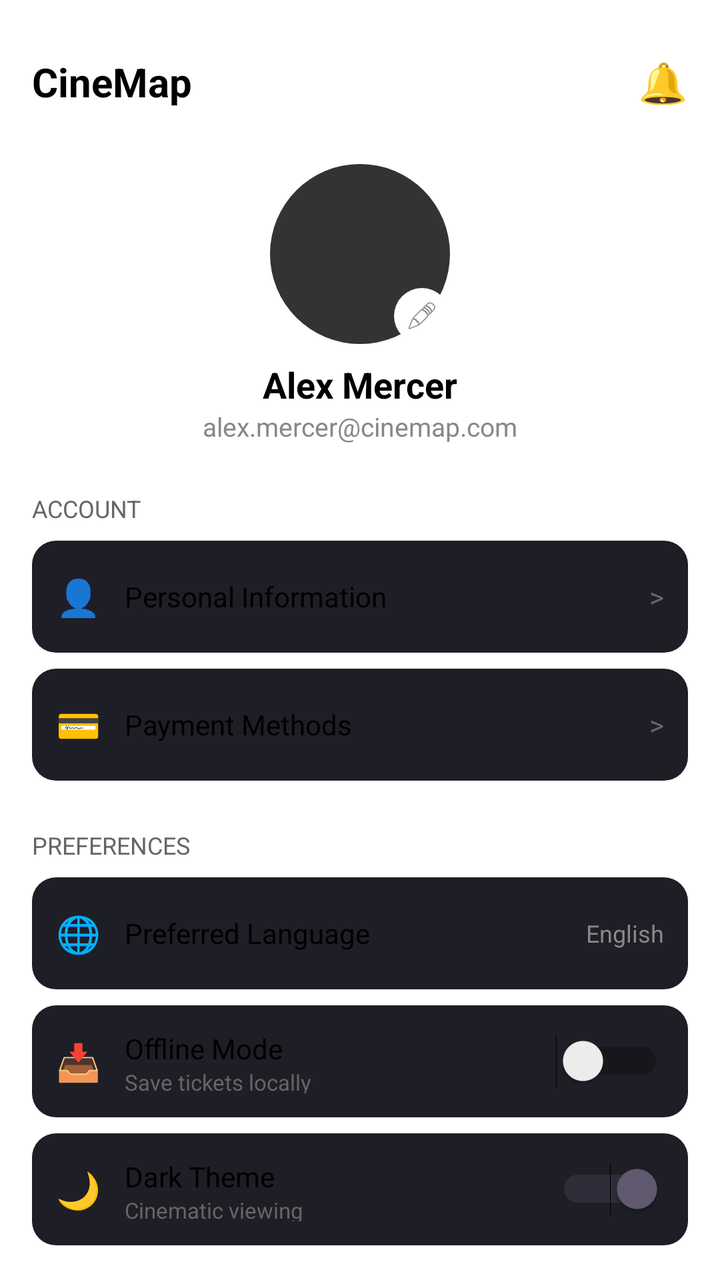
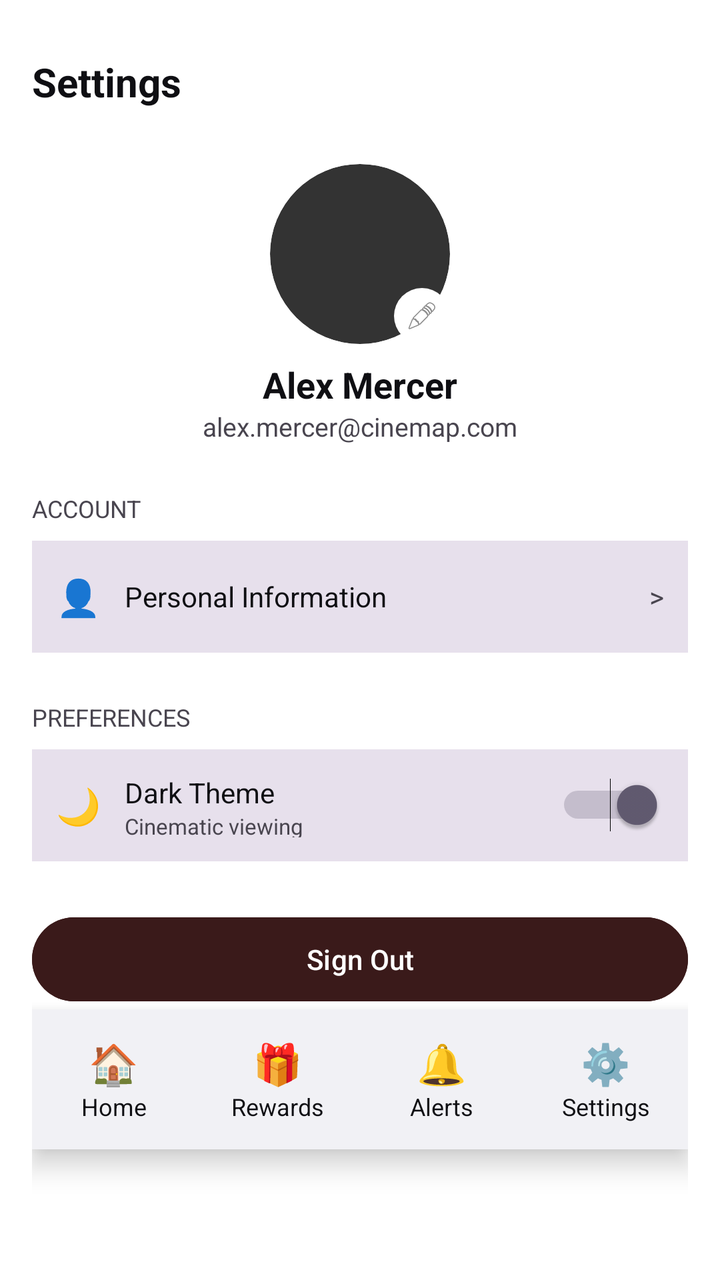

Two renders of the same Android screen: before a commit and after it. Below are the layout's source before the change and the commit's diff.
<!-- AndroidManifest.xml: application theme Theme.CineMap -->
<!-- res/layout/activity_settings.xml -->
<?xml version="1.0" encoding="utf-8"?>
<LinearLayout xmlns:android="http://schemas.android.com/apk/res/android"
    android:layout_width="match_parent"
    android:layout_height="match_parent"
    android:orientation="vertical"
    android:background="?attr/colorOnBackground"
    android:padding="16dp">

    
    <LinearLayout
        android:layout_width="match_parent"
        android:layout_height="50dp"
        android:orientation="horizontal"
        android:gravity="center_vertical">

        <TextView
            android:layout_width="0dp"
            android:layout_weight="1"
            android:layout_height="wrap_content"
            android:text="CineMap"
            android:textColor="?attr/colorText"
            android:textSize="20sp"
            android:textStyle="bold"/>

        <TextView
            android:layout_width="wrap_content"
            android:layout_height="wrap_content"
            android:text="🔔" android:textSize="20sp"/>
    </LinearLayout>

    
    <FrameLayout
        android:layout_width="90dp"
        android:layout_height="90dp"
        android:layout_gravity="center"
        android:layout_marginTop="16dp">

        <ImageView
            android:id="@+id/imgProfile"
            android:layout_width="90dp"
            android:layout_height="90dp"
            android:background="@drawable/bg_circle"
            android:scaleType="centerCrop"/>

        <ImageView
            android:id="@+id/btnEditPic"
            android:layout_width="28dp"
            android:layout_height="28dp"
            android:layout_gravity="bottom|end"
            android:background="@drawable/bg_circle_white"
            android:src="@android:drawable/ic_menu_edit"
            android:padding="6dp"/>
    </FrameLayout>

    <TextView
        android:id="@+id/txtName"
        android:layout_width="wrap_content"
        android:layout_height="wrap_content"
        android:layout_gravity="center"
        android:text="Alex Mercer"
        android:textColor="?attr/colorText"
        android:textSize="18sp"
        android:textStyle="bold"
        android:layout_marginTop="8dp"/>

    <TextView
        android:id="@+id/txtEmail"
        android:layout_width="wrap_content"
        android:layout_height="wrap_content"
        android:layout_gravity="center"
        android:text="alex.mercer@cinemap.com"
        android:textColor="#888"
        android:textSize="13sp"/>

    
    <TextView
        android:layout_width="wrap_content"
        android:layout_height="wrap_content"
        android:text="ACCOUNT"
        android:textColor="#666"
        android:textSize="12sp"
        android:layout_marginTop="24dp"/>

    <LinearLayout
        android:id="@+id/btnPersonalInfo"
        android:layout_width="match_parent"
        android:layout_height="56dp"
        android:orientation="horizontal"
        android:background="@drawable/bg_card"
        android:gravity="center_vertical"
        android:padding="12dp"
        android:layout_marginTop="8dp"
        android:clickable="true"
        android:focusable="true">

        <TextView
            android:layout_width="wrap_content"
            android:layout_height="wrap_content"
            android:text="👤"
            android:textSize="18sp"/>

        <TextView
            android:layout_width="0dp"
            android:layout_weight="1"
            android:layout_height="wrap_content"
            android:text="Personal Information"
            android:textColor="?attr/colorText"
            android:layout_marginStart="12dp"/>

        <TextView
            android:layout_width="wrap_content"
            android:layout_height="wrap_content"
            android:text=">"
            android:textColor="#666"/>
    </LinearLayout>

    <LinearLayout
        android:layout_width="match_parent"
        android:layout_height="56dp"
        android:orientation="horizontal"
        android:background="@drawable/bg_card"
        android:gravity="center_vertical"
        android:padding="12dp"
        android:layout_marginTop="8dp">

        <TextView
            android:layout_width="wrap_content"
            android:layout_height="wrap_content"
            android:text="💳" android:textSize="18sp"/>

        <TextView
            android:layout_width="0dp"
            android:layout_weight="1"
            android:layout_height="wrap_content"
            android:text="Payment Methods"
            android:textColor="?attr/colorText"
            android:layout_marginStart="12dp"/>

        <TextView
            android:layout_width="wrap_content"
            android:layout_height="wrap_content"
            android:text=">"
            android:textColor="#666"/>
    </LinearLayout>

    
    <TextView
        android:layout_width="wrap_content"
        android:layout_height="wrap_content"
        android:text="PREFERENCES"
        android:textColor="#666"
        android:textSize="12sp"
        android:layout_marginTop="24dp"/>

    <LinearLayout
        android:layout_width="match_parent"
        android:layout_height="56dp"
        android:orientation="horizontal"
        android:background="@drawable/bg_card"
        android:gravity="center_vertical"
        android:padding="12dp"
        android:layout_marginTop="8dp">

        <TextView
            android:layout_width="wrap_content"
            android:layout_height="wrap_content"
            android:text="🌐"
            android:textSize="18sp"/>

        <TextView
            android:layout_width="0dp"
            android:layout_weight="1"
            android:layout_height="wrap_content"
            android:text="Preferred Language"
            android:textColor="?attr/colorText"
            android:layout_marginStart="12dp"/>

        <TextView
            android:layout_width="wrap_content"
            android:layout_height="wrap_content"
            android:text="English"
            android:textColor="#888"
            android:textSize="12sp"/>
    </LinearLayout>

    <LinearLayout
        android:layout_width="match_parent"
        android:layout_height="56dp"
        android:orientation="horizontal"
        android:background="@drawable/bg_card"
        android:gravity="center_vertical"
        android:padding="12dp"
        android:layout_marginTop="8dp">

        <TextView
            android:layout_width="wrap_content"
            android:layout_height="wrap_content"
            android:text="📥" android:textSize="18sp"/>

        <LinearLayout
            android:layout_width="0dp"
            android:layout_weight="1"
            android:layout_height="wrap_content"
            android:orientation="vertical"
            android:layout_marginStart="12dp">

            <TextView
                android:layout_width="wrap_content"
                android:layout_height="wrap_content"
                android:text="Offline Mode"
                android:textColor="?attr/colorText"/>

            <TextView
                android:layout_width="wrap_content"
                android:layout_height="wrap_content"
                android:text="Save tickets locally"
                android:textColor="#666"
                android:textSize="11sp"/>
        </LinearLayout>

        <Switch
            android:id="@+id/switchOffline"
            android:layout_width="wrap_content"
            android:layout_height="wrap_content"/>
    </LinearLayout>

    
    <LinearLayout
        android:layout_width="match_parent"
        android:layout_height="56dp"
        android:orientation="horizontal"
        android:background="@drawable/bg_card"
        android:gravity="center_vertical"
        android:padding="12dp"
        android:layout_marginTop="8dp">

        <TextView
            android:layout_width="wrap_content"
            android:layout_height="wrap_content"
            android:text="🌙" android:textSize="18sp"/>

        <LinearLayout
            android:layout_width="0dp"
            android:layout_weight="1"
            android:layout_height="wrap_content"
            android:orientation="vertical"
            android:layout_marginStart="12dp">

            <TextView
                android:layout_width="wrap_content"
                android:layout_height="wrap_content"
                android:text="Dark Theme"
                android:textColor="?attr/colorText"/>

            <TextView
                android:layout_width="wrap_content"
                android:layout_height="wrap_content"
                android:text="Cinematic viewing"
                android:textColor="#666"
                android:textSize="11sp"/>
        </LinearLayout>
        
        <Switch
            android:id="@+id/switchTheme"
            android:layout_width="wrap_content"
            android:layout_height="wrap_content"
            android:checked="true"/>
    </LinearLayout>
    
    <Button
        android:id="@+id/btnSignOut"
        android:layout_width="match_parent"
        android:layout_height="50dp"
        android:text="Sign Out"
        android:layout_marginTop="24dp"
        android:backgroundTint="#3A1A1A"/>

    
    <include layout="@layout/layout_bottom_nav"/>
</LinearLayout>
<!-- res/layout/layout_bottom_nav.xml (included above) -->
<?xml version="1.0" encoding="utf-8"?>
<LinearLayout xmlns:android="http://schemas.android.com/apk/res/android"
    android:layout_width="match_parent"
    android:layout_height="70dp"
    android:orientation="horizontal"
    android:background="?attr/colorCard"
    android:gravity="center">

    <LinearLayout
        android:id="@+id/navHome"
        android:layout_width="0dp"
        android:layout_weight="1"
        android:layout_height="match_parent"
        android:orientation="vertical"
        android:gravity="center"
        android:clickable="true"
        android:focusable="true">

        <TextView
            android:layout_width="wrap_content"
            android:layout_height="wrap_content"
            android:text="🏠" android:textSize="20sp"/>

        <TextView
            android:layout_width="wrap_content"
            android:layout_height="wrap_content"
            android:text="Home"
            android:textColor="?attr/colorText"
            android:textSize="12sp"/>

    </LinearLayout>

    <LinearLayout
        android:id="@+id/navRewards"
        android:layout_width="0dp"
        android:layout_weight="1"
        android:layout_height="match_parent"
        android:orientation="vertical"
        android:gravity="center"
        android:clickable="true"
        android:focusable="true">

        <TextView
            android:layout_width="wrap_content"
            android:layout_height="wrap_content"
            android:text="🎁" android:textSize="20sp"/>

        <TextView
            android:layout_width="wrap_content"
            android:layout_height="wrap_content"
            android:text="Rewards"
            android:textColor="?attr/colorText"
            android:textSize="12sp"/>

    </LinearLayout>

    <LinearLayout
        android:id="@+id/navNotifications"
        android:layout_width="0dp"
        android:layout_weight="1"
        android:layout_height="match_parent"
        android:orientation="vertical"
        android:gravity="center"
        android:clickable="true"
        android:focusable="true">

        <TextView
            android:layout_width="wrap_content"
            android:layout_height="wrap_content"
            android:text="🔔"
            android:textSize="20sp"/>

        <TextView
            android:layout_width="wrap_content"
            android:layout_height="wrap_content"
            android:text="Alerts"
            android:textColor="?attr/colorText"
            android:textSize="12sp"/>

    </LinearLayout>

    <LinearLayout
        android:id="@+id/navSettings"
        android:layout_width="0dp"
        android:layout_weight="1"
        android:layout_height="match_parent"
        android:orientation="vertical"
        android:gravity="center"
        android:clickable="true"
        android:focusable="true">

        <TextView
            android:layout_width="wrap_content"
            android:layout_height="wrap_content"
            android:text="⚙️" android:textSize="20sp"/>

        <TextView
            android:layout_width="wrap_content"
            android:layout_height="wrap_content"
            android:text="Settings"
            android:textColor="?attr/colorText"
            android:textSize="12sp"/>

    </LinearLayout>
</LinearLayout>
<!-- resources referenced by this layout -->
<resources>
  <!-- drawable bg_card (drawable) -->
  <shape xmlns:android="http://schemas.android.com/apk/res/android"><solid android:color="#1E1E26"/><corners android:radius="12dp"/></shape>
  <!-- drawable bg_circle (drawable) -->
  <shape xmlns:android="http://schemas.android.com/apk/res/android"><solid android:color="#333"/><corners android:radius="100dp"/></shape>
  <!-- drawable bg_circle_white (drawable) -->
  <shape xmlns:android="http://schemas.android.com/apk/res/android"><solid android:color="@color/white"/><corners android:radius="100dp"/></shape>
  <style name="Theme.CineMap" parent="Theme.Material3.DayNight.NoActionBar">
          <item name="colorBackground">@color/background_light</item>
          <item name="colorOnBackground">@color/background_light</item>
          <item name="colorCard">@color/card_light</item>
          <item name="colorText">@color/text_light</item>
          <item name="android:windowBackground">@color/background_light</item>
      </style>
  <color name="white">#FFFFFFFF</color>
  <color name="background_light">#FFFFFF</color>
  <color name="card_light">#F1F1F5</color>
  <color name="text_light">#000000</color>
</resources>

<!-- the commit's change to res/layout/activity_settings.xml (unified diff, before → after) -->
@@ -3,45 +3,23 @@
     android:layout_width="match_parent"
     android:layout_height="match_parent"
     android:orientation="vertical"
-    android:background="?attr/colorOnBackground"
+    android:background="?attr/colorBackground"
     android:padding="16dp">
 
-    
-    <LinearLayout
-        android:layout_width="match_parent"
-        android:layout_height="50dp"
-        android:orientation="horizontal"
-        android:gravity="center_vertical">
-
-        <TextView
-            android:layout_width="0dp"
-            android:layout_weight="1"
-            android:layout_height="wrap_content"
-            android:text="CineMap"
-            android:textColor="?attr/colorText"
-            android:textSize="20sp"
-            android:textStyle="bold"/>
-
-        <TextView
-            android:layout_width="wrap_content"
-            android:layout_height="wrap_content"
-            android:text="🔔" android:textSize="20sp"/>
+    <LinearLayout android:layout_width="match_parent" android:layout_height="50dp" android:orientation="horizontal" android:gravity="center_vertical">
+        <TextView android:layout_width="0dp" android:layout_weight="1" android:layout_height="wrap_content" android:text="Settings" android:textColor="?attr/colorOnBackground" android:textSize="20sp" android:textStyle="bold"/>
     </LinearLayout>
 
     
-    <FrameLayout
-        android:layout_width="90dp"
-        android:layout_height="90dp"
-        android:layout_gravity="center"
-        android:layout_marginTop="16dp">
-
+    <FrameLayout android:layout_width="90dp" android:layout_height="90dp" android:layout_gravity="center" android:layout_marginTop="16dp">
         <ImageView
             android:id="@+id/imgProfile"
             android:layout_width="90dp"
             android:layout_height="90dp"
             android:background="@drawable/bg_circle"
-            android:scaleType="centerCrop"/>
-
+            android:scaleType="centerCrop"
+            android:clipToOutline="true"/>
+        
         <ImageView
             android:id="@+id/btnEditPic"
             android:layout_width="28dp"
@@ -52,230 +30,29 @@
             android:padding="6dp"/>
     </FrameLayout>
 
-    <TextView
-        android:id="@+id/txtName"
-        android:layout_width="wrap_content"
-        android:layout_height="wrap_content"
-        android:layout_gravity="center"
-        android:text="Alex Mercer"
-        android:textColor="?attr/colorText"
-        android:textSize="18sp"
-        android:textStyle="bold"
-        android:layout_marginTop="8dp"/>
+    <TextView android:id="@+id/txtName" android:layout_width="wrap_content" android:layout_height="wrap_content" android:layout_gravity="center" android:text="Alex Mercer" android:textColor="?attr/colorOnBackground" android:textSize="18sp" android:textStyle="bold" android:layout_marginTop="8dp"/>
+    <TextView android:id="@+id/txtEmail" android:layout_width="wrap_content" android:layout_height="wrap_content" android:layout_gravity="center" android:text="alex.mercer@cinemap.com" android:textColor="?attr/colorOnSurfaceVariant" android:textSize="13sp"/>
 
-    <TextView
-        android:id="@+id/txtEmail"
-        android:layout_width="wrap_content"
-        android:layout_height="wrap_content"
-        android:layout_gravity="center"
-        android:text="alex.mercer@cinemap.com"
-        android:textColor="#888"
-        android:textSize="13sp"/>
+    <TextView android:layout_width="wrap_content" android:layout_height="wrap_content" android:text="ACCOUNT" android:textColor="?attr/colorOnSurfaceVariant" android:textSize="12sp" android:layout_marginTop="24dp"/>
 
-    
-    <TextView
-        android:layout_width="wrap_content"
-        android:layout_height="wrap_content"
-        android:text="ACCOUNT"
-        android:textColor="#666"
-        android:textSize="12sp"
-        android:layout_marginTop="24dp"/>
-
-    <LinearLayout
-        android:id="@+id/btnPersonalInfo"
-        android:layout_width="match_parent"
-        android:layout_height="56dp"
-        android:orientation="horizontal"
-        android:background="@drawable/bg_card"
-        android:gravity="center_vertical"
-        android:padding="12dp"
-        android:layout_marginTop="8dp"
-        android:clickable="true"
-        android:focusable="true">
-
-        <TextView
-            android:layout_width="wrap_content"
-            android:layout_height="wrap_content"
-            android:text="👤"
-            android:textSize="18sp"/>
-
-        <TextView
-            android:layout_width="0dp"
-            android:layout_weight="1"
-            android:layout_height="wrap_content"
-            android:text="Personal Information"
-            android:textColor="?attr/colorText"
-            android:layout_marginStart="12dp"/>
-
-        <TextView
-            android:layout_width="wrap_content"
-            android:layout_height="wrap_content"
-            android:text=">"
-            android:textColor="#666"/>
+    <LinearLayout android:id="@+id/btnPersonalInfo" android:layout_width="match_parent" android:layout_height="56dp" android:orientation="horizontal" android:background="?attr/colorSurfaceVariant" android:gravity="center_vertical" android:padding="12dp" android:layout_marginTop="8dp" android:clickable="true" android:focusable="true">
+        <TextView android:layout_width="wrap_content" android:layout_height="wrap_content" android:text="👤" android:textSize="18sp"/>
+        <TextView android:layout_width="0dp" android:layout_weight="1" android:layout_height="wrap_content" android:text="Personal Information" android:textColor="?attr/colorOnBackground" android:layout_marginStart="12dp"/>
+        <TextView android:layout_width="wrap_content" android:layout_height="wrap_content" android:text=">" android:textColor="?attr/colorOnSurfaceVariant"/>
     </LinearLayout>
 
-    <LinearLayout
-        android:layout_width="match_parent"
-        android:layout_height="56dp"
-        android:orientation="horizontal"
-        android:background="@drawable/bg_card"
-        android:gravity="center_vertical"
-        android:padding="12dp"
-        android:layout_marginTop="8dp">
+    <TextView android:layout_width="wrap_content" android:layout_height="wrap_content" android:text="PREFERENCES" android:textColor="?attr/colorOnSurfaceVariant" android:textSize="12sp" android:layout_marginTop="24dp"/>
 
-        <TextView
-            android:layout_width="wrap_content"
-            android:layout_height="wrap_content"
-            android:text="💳" android:textSize="18sp"/>
-
-        <TextView
-            android:layout_width="0dp"
-            android:layout_weight="1"
-            android:layout_height="wrap_content"
-            android:text="Payment Methods"
-            android:textColor="?attr/colorText"
-            android:layout_marginStart="12dp"/>
-
-        <TextView
-            android:layout_width="wrap_content"
-            android:layout_height="wrap_content"
-            android:text=">"
-            android:textColor="#666"/>
+    <LinearLayout android:layout_width="match_parent" android:layout_height="56dp" android:orientation="horizontal" android:background="?attr/colorSurfaceVariant" android:gravity="center_vertical" android:padding="12dp" android:layout_marginTop="8dp">
+        <TextView android:layout_width="wrap_content" android:layout_height="wrap_content" android:text="🌙" android:textSize="18sp"/>
+        <LinearLayout android:layout_width="0dp" android:layout_weight="1" android:layout_height="wrap_content" android:orientation="vertical" android:layout_marginStart="12dp">
+            <TextView android:layout_width="wrap_content" android:layout_height="wrap_content" android:text="Dark Theme" android:textColor="?attr/colorOnBackground"/>
+            <TextView android:layout_width="wrap_content" android:layout_height="wrap_content" android:text="Cinematic viewing" android:textColor="?attr/colorOnSurfaceVariant" android:textSize="11sp"/>
+        </LinearLayout>
+        <Switch android:id="@+id/switchTheme" android:layout_width="wrap_content" android:layout_height="wrap_content" android:checked="true"/>
     </LinearLayout>
 
-    
-    <TextView
-        android:layout_width="wrap_content"
-        android:layout_height="wrap_content"
-        android:text="PREFERENCES"
-        android:textColor="#666"
-        android:textSize="12sp"
-        android:layout_marginTop="24dp"/>
-
-    <LinearLayout
-        android:layout_width="match_parent"
-        android:layout_height="56dp"
-        android:orientation="horizontal"
-        android:background="@drawable/bg_card"
-        android:gravity="center_vertical"
-        android:padding="12dp"
-        android:layout_marginTop="8dp">
-
-        <TextView
-            android:layout_width="wrap_content"
-            android:layout_height="wrap_content"
-            android:text="🌐"
-            android:textSize="18sp"/>
-
-        <TextView
-            android:layout_width="0dp"
-            android:layout_weight="1"
-            android:layout_height="wrap_content"
-            android:text="Preferred Language"
-            android:textColor="?attr/colorText"
-            android:layout_marginStart="12dp"/>
-
-        <TextView
-            android:layout_width="wrap_content"
-            android:layout_height="wrap_content"
-            android:text="English"
-            android:textColor="#888"
-            android:textSize="12sp"/>
-    </LinearLayout>
-
-    <LinearLayout
-        android:layout_width="match_parent"
-        android:layout_height="56dp"
-        android:orientation="horizontal"
-        android:background="@drawable/bg_card"
-        android:gravity="center_vertical"
-        android:padding="12dp"
-        android:layout_marginTop="8dp">
-
-        <TextView
-            android:layout_width="wrap_content"
-            android:layout_height="wrap_content"
-            android:text="📥" android:textSize="18sp"/>
-
-        <LinearLayout
-            android:layout_width="0dp"
-            android:layout_weight="1"
-            android:layout_height="wrap_content"
-            android:orientation="vertical"
-            android:layout_marginStart="12dp">
-
-            <TextView
-                android:layout_width="wrap_content"
-                android:layout_height="wrap_content"
-                android:text="Offline Mode"
-                android:textColor="?attr/colorText"/>
-
-            <TextView
-                android:layout_width="wrap_content"
-                android:layout_height="wrap_content"
-                android:text="Save tickets locally"
-                android:textColor="#666"
-                android:textSize="11sp"/>
-        </LinearLayout>
-
-        <Switch
-            android:id="@+id/switchOffline"
-            android:layout_width="wrap_content"
-            android:layout_height="wrap_content"/>
-    </LinearLayout>
-
-    
-    <LinearLayout
-        android:layout_width="match_parent"
-        android:layout_height="56dp"
-        android:orientation="horizontal"
-        android:background="@drawable/bg_card"
-        android:gravity="center_vertical"
-        android:padding="12dp"
-        android:layout_marginTop="8dp">
-
-        <TextView
-            android:layout_width="wrap_content"
-            android:layout_height="wrap_content"
-            android:text="🌙" android:textSize="18sp"/>
-
-        <LinearLayout
-            android:layout_width="0dp"
-            android:layout_weight="1"
-            android:layout_height="wrap_content"
-            android:orientation="vertical"
-            android:layout_marginStart="12dp">
-
-            <TextView
-                android:layout_width="wrap_content"
-                android:layout_height="wrap_content"
-                android:text="Dark Theme"
-                android:textColor="?attr/colorText"/>
-
-            <TextView
-                android:layout_width="wrap_content"
-                android:layout_height="wrap_content"
-                android:text="Cinematic viewing"
-                android:textColor="#666"
-                android:textSize="11sp"/>
-        </LinearLayout>
-        
-        <Switch
-            android:id="@+id/switchTheme"
-            android:layout_width="wrap_content"
-            android:layout_height="wrap_content"
-            android:checked="true"/>
-    </LinearLayout>
-    
-    <Button
-        android:id="@+id/btnSignOut"
-        android:layout_width="match_parent"
-        android:layout_height="50dp"
-        android:text="Sign Out"
-        android:layout_marginTop="24dp"
-        android:backgroundTint="#3A1A1A"/>
-
-    
+    <Button android:id="@+id/btnSignOut" android:layout_width="match_parent" android:layout_height="50dp" android:text="Sign Out" android:layout_marginTop="24dp" android:backgroundTint="#3A1A1A"/>
     <include layout="@layout/layout_bottom_nav"/>
 </LinearLayout>
 <!-- res/layout/layout_bottom_nav.xml (included above) -->
@@ -285,102 +62,23 @@
     android:layout_height="70dp"
     android:orientation="horizontal"
     android:background="?attr/colorCard"
-    android:gravity="center">
+    android:gravity="center"
+    android:elevation="8dp">
 
-    <LinearLayout
-        android:id="@+id/navHome"
-        android:layout_width="0dp"
-        android:layout_weight="1"
-        android:layout_height="match_parent"
-        android:orientation="vertical"
-        android:gravity="center"
-        android:clickable="true"
-        android:focusable="true">
-
-        <TextView
-            android:layout_width="wrap_content"
-            android:layout_height="wrap_content"
-            android:text="🏠" android:textSize="20sp"/>
-
-        <TextView
-            android:layout_width="wrap_content"
-            android:layout_height="wrap_content"
-            android:text="Home"
-            android:textColor="?attr/colorText"
-            android:textSize="12sp"/>
-
+    <LinearLayout android:id="@+id/navHome" android:layout_width="0dp" android:layout_weight="1" android:layout_height="match_parent" android:orientation="vertical" android:gravity="center" android:clickable="true" android:focusable="true">
+        <TextView android:layout_width="wrap_content" android:layout_height="wrap_content" android:text="🏠" android:textSize="20sp"/>
+        <TextView android:layout_width="wrap_content" android:layout_height="wrap_content" android:text="Home" android:textColor="?attr/colorText" android:textSize="12sp"/>
     </LinearLayout>
-
-    <LinearLayout
-        android:id="@+id/navRewards"
-        android:layout_width="0dp"
-        android:layout_weight="1"
-        android:layout_height="match_parent"
-        android:orientation="vertical"
-        android:gravity="center"
-        android:clickable="true"
-        android:focusable="true">
-
-        <TextView
-            android:layout_width="wrap_content"
-            android:layout_height="wrap_content"
-            android:text="🎁" android:textSize="20sp"/>
-
-        <TextView
-            android:layout_width="wrap_content"
-            android:layout_height="wrap_content"
-            android:text="Rewards"
-            android:textColor="?attr/colorText"
-            android:textSize="12sp"/>
-
+    <LinearLayout android:id="@+id/navRewards" android:layout_width="0dp" android:layout_weight="1" android:layout_height="match_parent" android:orientation="vertical" android:gravity="center">
+        <TextView android:layout_width="wrap_content" android:layout_height="wrap_content" android:text="🎁" android:textSize="20sp"/>
+        <TextView android:layout_width="wrap_content" android:layout_height="wrap_content" android:text="Rewards" android:textColor="?attr/colorText" android:textSize="12sp"/>
     </LinearLayout>
-
-    <LinearLayout
-        android:id="@+id/navNotifications"
-        android:layout_width="0dp"
-        android:layout_weight="1"
-        android:layout_height="match_parent"
-        android:orientation="vertical"
-        android:gravity="center"
-        android:clickable="true"
-        android:focusable="true">
-
-        <TextView
-            android:layout_width="wrap_content"
-            android:layout_height="wrap_content"
-            android:text="🔔"
-            android:textSize="20sp"/>
-
-        <TextView
-            android:layout_width="wrap_content"
-            android:layout_height="wrap_content"
-            android:text="Alerts"
-            android:textColor="?attr/colorText"
-            android:textSize="12sp"/>
-
+    <LinearLayout android:id="@+id/navNotifications" android:layout_width="0dp" android:layout_weight="1" android:layout_height="match_parent" android:orientation="vertical" android:gravity="center">
+        <TextView android:layout_width="wrap_content" android:layout_height="wrap_content" android:text="🔔" android:textSize="20sp"/>
+        <TextView android:layout_width="wrap_content" android:layout_height="wrap_content" android:text="Alerts" android:textColor="?attr/colorText" android:textSize="12sp"/>
     </LinearLayout>
-
-    <LinearLayout
-        android:id="@+id/navSettings"
-        android:layout_width="0dp"
-        android:layout_weight="1"
-        android:layout_height="match_parent"
-        android:orientation="vertical"
-        android:gravity="center"
-        android:clickable="true"
-        android:focusable="true">
-
-        <TextView
-            android:layout_width="wrap_content"
-            android:layout_height="wrap_content"
-            android:text="⚙️" android:textSize="20sp"/>
-
-        <TextView
-            android:layout_width="wrap_content"
-            android:layout_height="wrap_content"
-            android:text="Settings"
-            android:textColor="?attr/colorText"
-            android:textSize="12sp"/>
-
+    <LinearLayout android:id="@+id/navSettings" android:layout_width="0dp" android:layout_weight="1" android:layout_height="match_parent" android:orientation="vertical" android:gravity="center">
+        <TextView android:layout_width="wrap_content" android:layout_height="wrap_content" android:text="⚙️" android:textSize="20sp"/>
+        <TextView android:layout_width="wrap_content" android:layout_height="wrap_content" android:text="Settings" android:textColor="?attr/colorText" android:textSize="12sp"/>
     </LinearLayout>
 </LinearLayout>
<!-- resource entries referenced after the edit -->
@@ -1,21 +1,18 @@
 <!-- resources referenced by this layout -->
 <resources>
-  <!-- drawable bg_card (drawable) -->
-  <shape xmlns:android="http://schemas.android.com/apk/res/android"><solid android:color="#1E1E26"/><corners android:radius="12dp"/></shape>
   <!-- drawable bg_circle (drawable) -->
   <shape xmlns:android="http://schemas.android.com/apk/res/android"><solid android:color="#333"/><corners android:radius="100dp"/></shape>
   <!-- drawable bg_circle_white (drawable) -->
   <shape xmlns:android="http://schemas.android.com/apk/res/android"><solid android:color="@color/white"/><corners android:radius="100dp"/></shape>
-  <style name="Theme.CineMap" parent="Theme.Material3.DayNight.NoActionBar">
-          <item name="colorBackground">@color/background_light</item>
-          <item name="colorOnBackground">@color/background_light</item>
-          <item name="colorCard">@color/card_light</item>
-          <item name="colorText">@color/text_light</item>
-          <item name="android:windowBackground">@color/background_light</item>
+  <style name="Theme.CineMap" parent="Theme.Material3.Light.NoActionBar">
+          <item name="colorBackground">@android:color/white</item>
+          <item name="colorOnBackground">#0F0F13</item>
+          <item name="colorSurface">@android:color/white</item>
+          <item name="colorOnSurface">#0F0F13</item>
+          <item name="colorCard">#F1F1F5</item>
+          <item name="colorText">#0F0F13</item>
+          <item name="android:windowBackground">@android:color/white</item>
       </style>
   <color name="white">#FFFFFFFF</color>
-  <color name="background_light">#FFFFFF</color>
-  <color name="card_light">#F1F1F5</color>
-  <color name="text_light">#000000</color>
 </resources>
 
